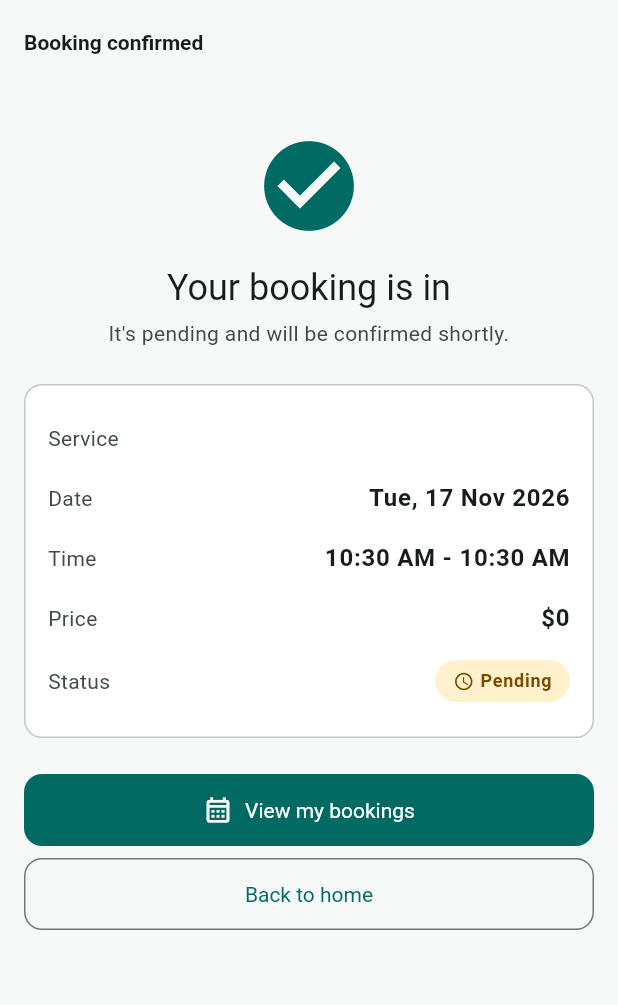
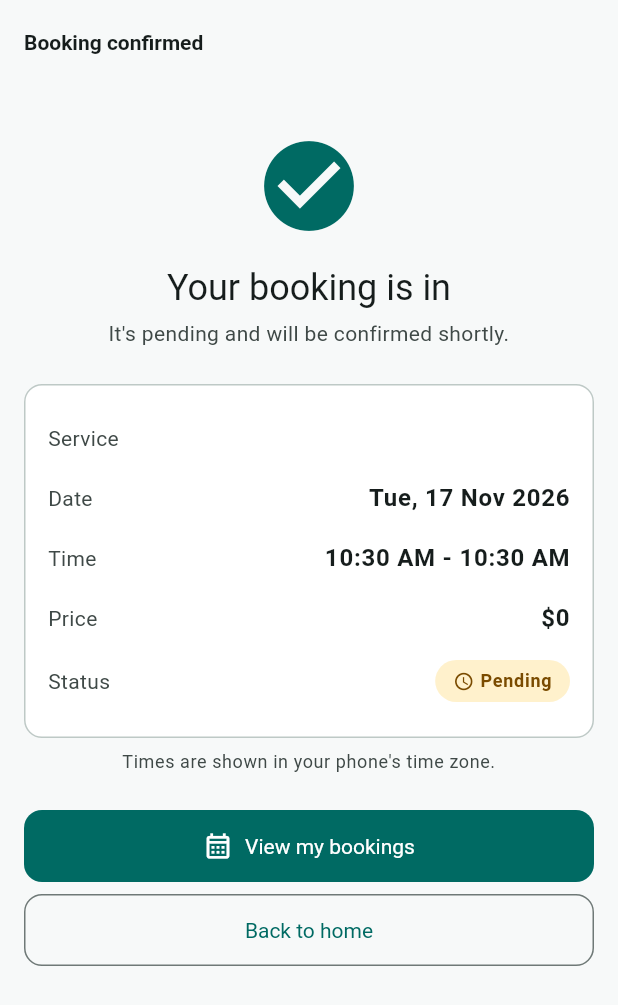
Before and after one commit to shufanshahi/servora, a Flutter app: the BookingConfirmationScreen screen opened directly with empty values, on a phone screen of 412 x 824 dp. Shown: the top 1005 px of the screen. Run offline on Flutter 3.47's test engine with Material 3 defaults, Android fonts, the phone set to English and light mode, and no system bars; our stand-ins replace cached_network_image, dio, flutter_riverpod, flutter_secure_storage, go_router, material_ui; accounts and stored records are empty.

Commit message:
Clarify time zones on booking screens; document booking in the frontend README
Adds the 'your time' row and captions, status badge text now wraps at large text
sizes, and screenshots of the booking, confirmation, My Bookings and cancel states.

Co-Authored-By: Claude Sonnet 5.5 <noreply@anthropic.com>

```diff
--- a/frontend/lib/features/booking/presentation/booking_confirmation_screen.dart
+++ b/frontend/lib/features/booking/presentation/booking_confirmation_screen.dart
@@ -99,6 +99,14 @@ class BookingConfirmationScreen extends StatelessWidget {
                   ),
                 ),
               ),
+              const SizedBox(height: AppSpacing.sm),
+              Text(
+                "Times are shown in your phone's time zone.",
+                textAlign: TextAlign.center,
+                style: theme.textTheme.bodySmall?.copyWith(
+                  color: theme.colorScheme.onSurfaceVariant,
+                ),
+              ),
               const SizedBox(height: AppSpacing.lg),
               AppButton(
                 label: 'View my bookings',
```
Also changed, not shown: frontend/lib/features/booking/presentation/booking_detail_screen.dart (+7 -0 lines), frontend/lib/features/booking/presentation/booking_screen.dart (+16 -1 lines), 6 other files.
